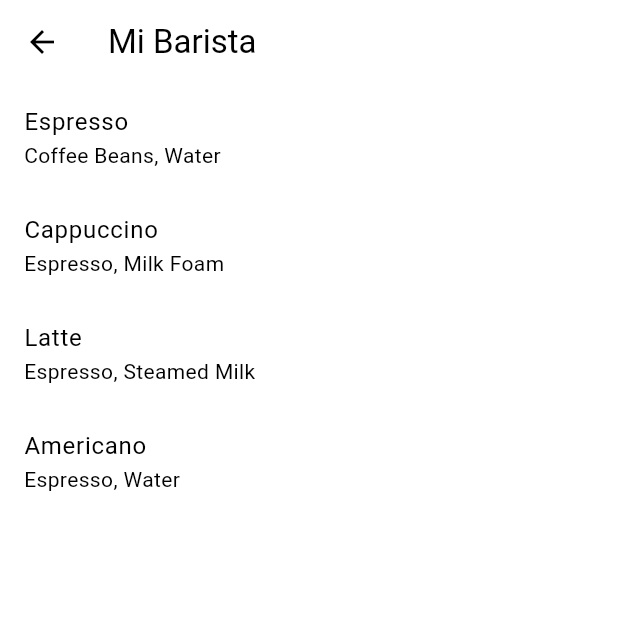
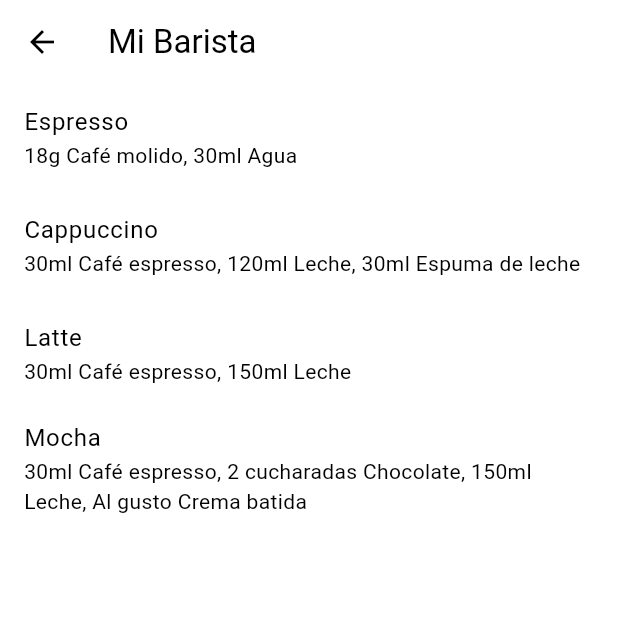
Before and after one commit to Juan-Rabay/Proyecto2DispMoviles, a Flutter app: the BaristaScreen screen opened by its route, on a phone screen of 412 x 824 dp, the top half of it. Run offline on Flutter 3.47's test engine with Material 3 defaults, Android fonts, the phone set to English and light mode, and no system bars; our stand-ins replace image_picker, share_plus, sqflite; accounts and stored records are empty.

```diff
--- a/coffe_app/assets/recipes.json
+++ b/coffe_app/assets/recipes.json
@@ -10,7 +10,8 @@
         "Calentar la máquina de espresso a 90°C.",
         "Colocar el café molido en el portafiltro.",
         "Extraer el café durante 25-30 segundos para obtener 30ml de espresso."
-        ]
+      ],
+      "imagePaths": ["assets/espresso.jpg"]
     },
     {
       "name": "Cappuccino",
@@ -23,21 +24,11 @@
         "Preparar un espresso.",
         "Calentar y espumar la leche hasta que tenga una textura suave y cremosa.",
         "Verter la leche sobre el espresso y agregar una capa de espuma de leche."
-        ]
+      ],
+      "imagePaths": ["assets/cappuccino.png"]
     },
     {
-        "name": "Café Americano",
-        "ingredients": [
-          { "item": "Café espresso", "amount": "30ml" },
-          { "item": "Agua caliente", "amount": "120ml" }
-        ],
-        "instructions": [
-          "Preparar un espresso.",
-          "Añadir agua caliente al espresso para diluirlo y obtener una bebida más suave."
-        ]
-      },
-      {
-        "name": "Café Latte",
+      "name": "Latte",
       "ingredients": [
         { "item": "Café espresso", "amount": "30ml" },
         { "item": "Leche", "amount": "150ml" }
@@ -46,7 +37,25 @@
         "Preparar un espresso.",
         "Calentar y espumar la leche hasta que esté cremosa.",
         "Verter la leche caliente sobre el espresso, dejando una pequeña capa de espuma en la parte superior."
-        ]
+      ],
+      "imagePaths": ["assets/latte.jpg"]
+    },
+    {
+      "name": "Mocha",
+      "ingredients": [
+        { "item": "Café espresso", "amount": "30ml" },
+        { "item": "Chocolate", "amount": "2 cucharadas" },
+        { "item": "Leche", "amount": "150ml" },
+        { "item": "Crema batida", "amount": "Al gusto" }
+      ],
+      "instructions": [
+        "Preparar un espresso.",
+        "Mezclar el chocolate caliente con el espresso.",
+        "Calentar y espumar la leche.",
+        "Verter la leche sobre la mezcla de chocolate y espresso.",
+        "Agregar crema batida en la parte superior al gusto."
+      ],
+      "imagePaths": ["assets/mocha.png"]
     }
   ]
 }
--- a/coffe_app/lib/models/recipe.dart
+++ b/coffe_app/lib/models/recipe.dart
@@ -1,49 +1,80 @@
+import 'dart:convert';
+
 class Recipe {
   final int? id;
   final String name;
-  final String ingredients;
-  final String steps;
-  final String imagePath;
-  final bool isFavorite;
-  int preparationsCount; // Nuevo campo para el contador de preparaciones
+  final List<Ingredient> ingredients;
+  final List<String> instructions;
+  final List<String> imagePaths;
+  bool isFavorite; // Cambiable
+  int preparationsCount;
 
-  Recipe
-  ({
+  Recipe({
     this.id,
     required this.name,
     required this.ingredients,
-    required this.steps,
-    required this.imagePath,
+    required this.instructions,
+    required this.imagePaths,
     this.isFavorite = false,
-    this.preparationsCount = 0, // Valor inicial de 0
+    this.preparationsCount = 0,
   });
 
-  // Método para convertir el objeto en un mapa
-  Map<String, dynamic> toMap()
-  {
-    return
-    {
+  // Método para convertir el objeto en un mapa para guardar en la base de datos
+  Map<String, dynamic> toMap() {
+    return {
       'id': id,
       'name': name,
-      'ingredients': ingredients,
-      'steps': steps,
-      'imagePath': imagePath,
+      'ingredients': jsonEncode(ingredients.map((i) => i.toMap()).toList()),
+      'instructions': jsonEncode(instructions),
+      'imagePaths': jsonEncode(imagePaths),
       'isFavorite': isFavorite ? 1 : 0,
-      'preparationsCount': preparationsCount, // Incluye el campo preparationsCount
+      'preparationsCount': preparationsCount,
     };
   }
 
-  // Método para crear un objeto Recipe desde un mapa
-  factory Recipe.fromMap(Map<String, dynamic> map)
-  {
+  // Método para crear una instancia de Recipe desde un mapa (base de datos o JSON)
+  factory Recipe.fromMap(Map<String, dynamic> map) {
     return Recipe(
       id: map['id'],
       name: map['name'],
-      ingredients: map['ingredients'],
-      steps: map['steps'],
-      imagePath: map['imagePath'],
+      ingredients: (map['ingredients'] is String)
+          ? (jsonDecode(map['ingredients']) as List<dynamic>)
+              .map((item) => Ingredient.fromJson(item))
+              .toList()
+          : (map['ingredients'] as List<dynamic>)
+              .map((item) => Ingredient.fromJson(item))
+              .toList(),
+      instructions: (map['instructions'] is String)
+          ? List<String>.from(jsonDecode(map['instructions']))
+          : List<String>.from(map['instructions']),
+      imagePaths: (map['imagePaths'] is String)
+          ? List<String>.from(jsonDecode(map['imagePaths']))
+          : List<String>.from(map['imagePaths'] ?? []),
       isFavorite: map['isFavorite'] == 1,
-      preparationsCount: map['preparationsCount'] ?? 0, // Obtiene el campo preparationsCount
+      preparationsCount: map['preparationsCount'] ?? 0,
     );
   }
 }
+
+class Ingredient {
+  final String item;
+  final String amount;
+
+  Ingredient({required this.item, required this.amount});
+
+  // Convertir un ingrediente a un mapa para almacenar en JSON o base de datos
+  Map<String, dynamic> toMap() {
+    return {
+      'item': item,
+      'amount': amount,
+    };
+  }
+
+  // Crear un ingrediente desde un JSON o mapa de datos
+  factory Ingredient.fromJson(Map<String, dynamic> json) {
+    return Ingredient(
+      item: json['item'],
+      amount: json['amount'],
+    );
+  }
+}
--- a/coffe_app/lib/screens/barista_screen.dart
+++ b/coffe_app/lib/screens/barista_screen.dart
@@ -1,32 +1,72 @@
+import 'dart:convert';
 import 'package:flutter/material.dart';
+import 'package:flutter/services.dart' show rootBundle;
 import '../models/recipe.dart';
 
-class BaristaScreen extends StatelessWidget {
-  final List<Recipe> defaultRecipes = [
-    Recipe(name: "Espresso", ingredients: "Coffee Beans, Water", steps: "1. Grind beans\n2. Brew", imagePath: '', isFavorite: false),
-    Recipe(name: "Cappuccino", ingredients: "Espresso, Milk Foam", steps: "1. Brew espresso\n2. Add milk foam", imagePath: '', isFavorite: false),
-    Recipe(name: "Latte", ingredients: "Espresso, Steamed Milk", steps: "1. Brew espresso\n2. Add milk", imagePath: '', isFavorite: false),
-    Recipe(name: "Americano", ingredients: "Espresso, Water", steps: "1. Brew espresso\n2. Add hot water", imagePath: '', isFavorite: false),
-  ];
+class BaristaScreen extends StatefulWidget {
+  const BaristaScreen({super.key});
 
-BaristaScreen({Key? key}) : super(key: key);
+  @override
+  _BaristaScreenState createState() => _BaristaScreenState();
+}
+
+class _BaristaScreenState extends State<BaristaScreen> {
+  late Future<List<Recipe>> recipesFuture;
+
+  @override
+  void initState() {
+    super.initState();
+    recipesFuture = loadRecipes();
+  }
+
+  Future<List<Recipe>> loadRecipes() async {
+    try {
+      final String response = await rootBundle.loadString('assets/recipes.json');
+      final data = json.decode(response);
+
+      print("Data cargada desde JSON: $data");
+
+      return (data['recipes'] as List<dynamic>)
+          .map((recipeJson) => Recipe.fromMap(recipeJson))
+          .toList();
+    } catch (e) {
+      print("Error al cargar recetas: $e");
+      return [];
+    }
+  }
 
   @override
   Widget build(BuildContext context) {
     return Scaffold(
       appBar: AppBar(title: const Text("Mi Barista")),
-      body: ListView.builder(
-        itemCount: defaultRecipes.length,
+      body: FutureBuilder<List<Recipe>>(
+        future: recipesFuture,
+        builder: (context, snapshot) {
+          if (snapshot.connectionState == ConnectionState.waiting) {
+            return const Center(child: CircularProgressIndicator());
+          } else if (snapshot.hasError) {
+            return Center(child: Text('Error: ${snapshot.error}'));
+          } else if (!snapshot.hasData || snapshot.data!.isEmpty) {
+            return const Center(child: Text('No recipes available'));
+          } else {
+            final recipes = snapshot.data!;
+            return ListView.builder(
+              itemCount: recipes.length,
               itemBuilder: (context, index) {
-          final recipe = defaultRecipes[index];
+                final recipe = recipes[index];
                 return ListTile(
                   title: Text(recipe.name),
-            subtitle: Text(recipe.ingredients),
+                  subtitle: Text(
+                    recipe.ingredients.map((i) => "${i.amount} ${i.item}").join(", "),
+                  ),
                   onTap: () {
                     Navigator.pushNamed(context, '/recipe-detail', arguments: recipe);
                   },
                 );
               },
+            );
+          }
+        },
       ),
     );
   }
```
Also changed, not shown: coffe_app/lib/main.dart (+10 -18 lines), coffe_app/lib/screens/create_recipe_screen.dart (+33 -15 lines), coffe_app/lib/screens/explore_recipes_screen.dart (+3 -5 lines), coffe_app/lib/screens/favorites_screen.dart (+9 -13 lines), coffe_app/lib/screens/feedback_screen.dart (+52 -10 lines), coffe_app/lib/screens/home_screen.dart (+7 -1 lines), coffe_app/lib/screens/recipe_detail_screen.dart (+103 -93 lines), coffe_app/lib/services/database_service.dart (+68 -14 lines), coffe_app/pubspec.yaml (+17 -13 lines), README.txt (added), coffe_app/assets/cappuccino.png (added), coffe_app/assets/espresso.jpg (added), coffe_app/assets/icon.png (added), coffe_app/assets/latte.jpg (added), 2 more files, 7 other files. Lines whose indentation alone changed are shown as unchanged.
